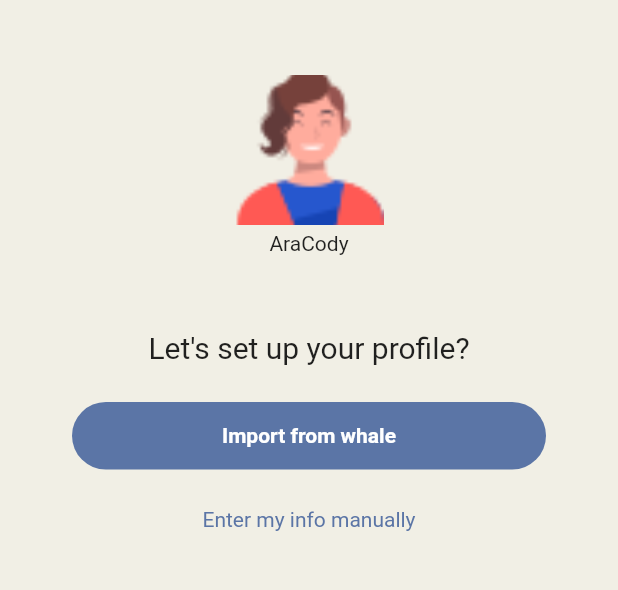
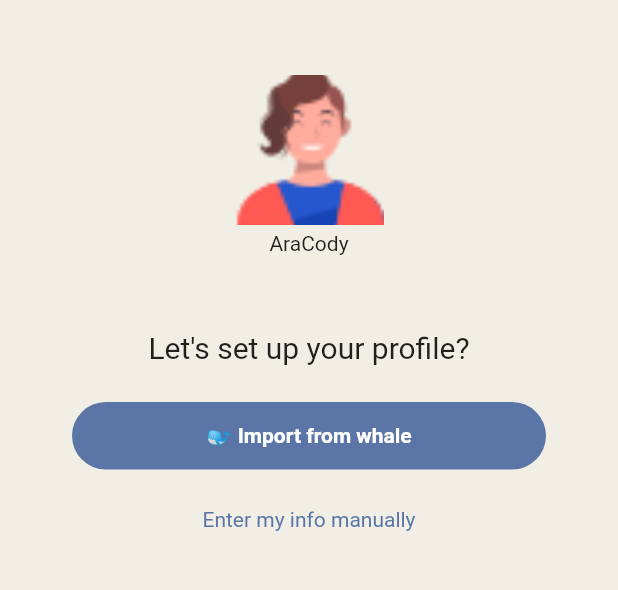
Before and after one commit to devmfouad/clubhouse, a Flutter app: the InvitationScreen screen opened directly, on a phone screen of 412 x 824 dp, the part 228-818 px from its top. Run offline on Flutter 3.47's test engine with Material 2 defaults, Android fonts, the phone set to English and light mode, and no system bars; our stand-ins replace country_code_picker.

```diff
--- a/lib/screens/invitation_screen.dart
+++ b/lib/screens/invitation_screen.dart
@@ -32,7 +32,7 @@ class InvitationScreen extends StatelessWidget {
                   fontSize: 20
               ),),
             SizedBox(height: 25,),
-            RoundedButton(onTab: (){}, text: "Import from whale"),
+            RoundedButton(onTab: (){}, text: "🐋 Import from whale"),
             SizedBox(height: 25,),
             InkWell(
               onTap: (){
```
